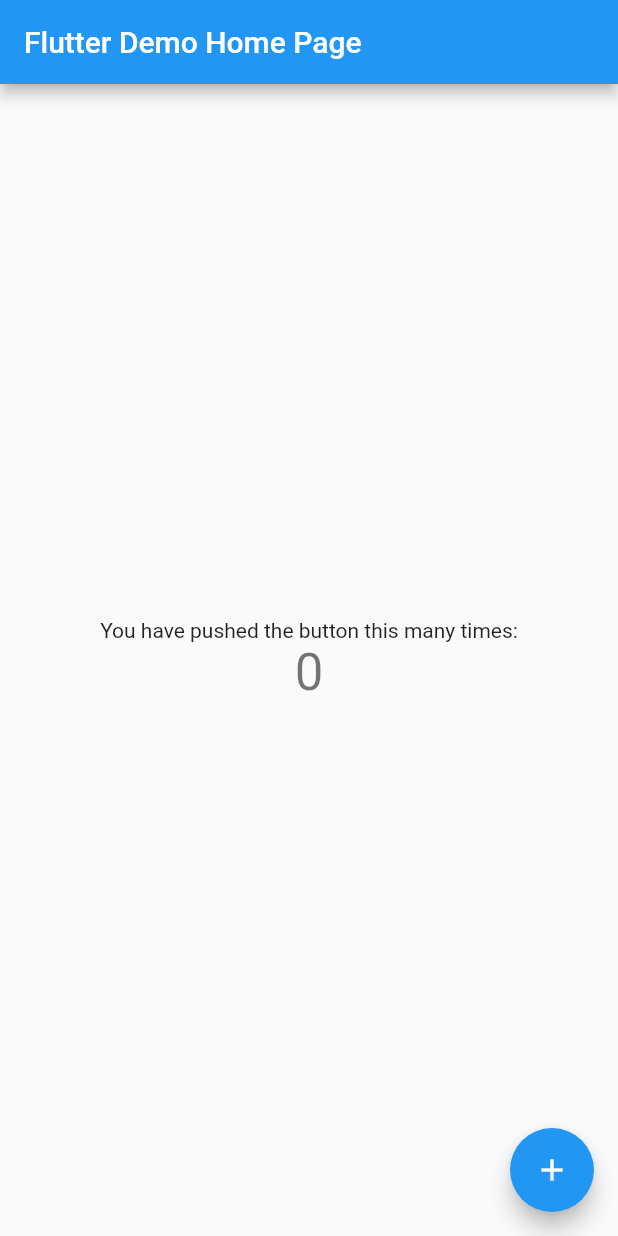
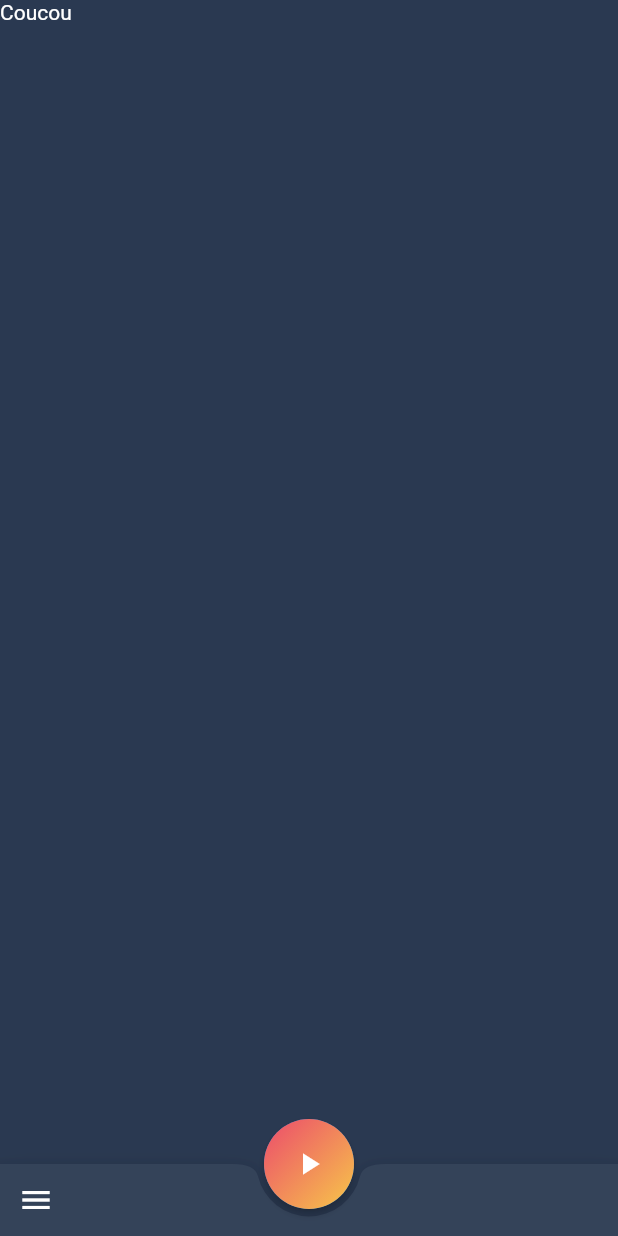
Before and after one commit to pchevilley/metronome, a Flutter app: the screen it shows after launch, on a phone screen of 412 x 824 dp. Run offline on Flutter 3.47's test engine with Material 2 defaults, Android fonts, the phone set to English and light mode, and no system bars.

Commit message:
setup theme and bottom app bar

```diff
--- a/lib/main.dart
+++ b/lib/main.dart
@@ -1,117 +1,42 @@
 import 'package:flutter/material.dart';
-
-void main() {
-  runApp(MyApp());
+import 'package:metronome/metronome_page.dart';
+import 'package:metronome/playButton.dart';
+void main(){
+  runApp(App());
 }
 
-class MyApp extends StatelessWidget {
-  // This widget is the root of your application.
+class App extends StatelessWidget {
   @override
   Widget build(BuildContext context) {
     return MaterialApp(
-      title: 'Flutter Demo',
-      theme: ThemeData(
-        // This is the theme of your application.
-        //
-        // Try running your application with "flutter run". You'll see the
-        // application has a blue toolbar. Then, without quitting the app, try
-        // changing the primarySwatch below to Colors.green and then invoke
-        // "hot reload" (press "r" in the console where you ran "flutter run",
-        // or simply save your changes to "hot reload" in a Flutter IDE).
-        // Notice that the counter didn't reset back to zero; the application
-        // is not restarted.
-        primarySwatch: Colors.blue,
-        // This makes the visual density adapt to the platform that you run
-        // the app on. For desktop platforms, the controls will be smaller and
-        // closer together (more dense) than on mobile platforms.
-        visualDensity: VisualDensity.adaptivePlatformDensity,
-      ),
-      home: MyHomePage(title: 'Flutter Demo Home Page'),
-    );
+        darkTheme: ThemeData(
+          scaffoldBackgroundColor: Color(0xff2A3951),
+          primaryColor: Colors.indigo[800],
+          accentColor: Colors.pinkAccent[400],
+          brightness: Brightness.dark,
+        ),
+        themeMode: ThemeMode.dark,
+        home: Scaffold(
+          body: Column(
+            children: [
+              MetronomePage()
+            ],
+          ),
+          floatingActionButton: PlayButton(),
+          floatingActionButtonLocation: FloatingActionButtonLocation.centerDocked,
+          bottomNavigationBar: BottomAppBar(
+            shape: CircularNotchedRectangle(),
+            color: Color(0xff344359),
+            notchMargin: 5.0,
+            child: Row(
+              mainAxisSize: MainAxisSize.max,
+              mainAxisAlignment: MainAxisAlignment.spaceBetween,
+              children: [
+                IconButton(icon: Icon(Icons.menu), onPressed: (){}),
+              ],
+            ),
+          ),
+        ),
+      );
   }
 }
-
-class MyHomePage extends StatefulWidget {
-  MyHomePage({Key key, this.title}) : super(key: key);
-
-  // This widget is the home page of your application. It is stateful, meaning
-  // that it has a State object (defined below) that contains fields that affect
-  // how it looks.
-
-  // This class is the configuration for the state. It holds the values (in this
-  // case the title) provided by the parent (in this case the App widget) and
-  // used by the build method of the State. Fields in a Widget subclass are
-  // always marked "final".
-
-  final String title;
-
-  @override
-  _MyHomePageState createState() => _MyHomePageState();
-}
-
-class _MyHomePageState extends State<MyHomePage> {
-  int _counter = 0;
-
-  void _incrementCounter() {
-    setState(() {
-      // This call to setState tells the Flutter framework that something has
-      // changed in this State, which causes it to rerun the build method below
-      // so that the display can reflect the updated values. If we changed
-      // _counter without calling setState(), then the build method would not be
-      // called again, and so nothing would appear to happen.
-      _counter++;
-    });
-  }
-
-  @override
-  Widget build(BuildContext context) {
-    // This method is rerun every time setState is called, for instance as done
-    // by the _incrementCounter method above.
-    //
-    // The Flutter framework has been optimized to make rerunning build methods
-    // fast, so that you can just rebuild anything that needs updating rather
-    // than having to individually change instances of widgets.
-    return Scaffold(
-      appBar: AppBar(
-        // Here we take the value from the MyHomePage object that was created by
-        // the App.build method, and use it to set our appbar title.
-        title: Text(widget.title),
-      ),
-      body: Center(
-        // Center is a layout widget. It takes a single child and positions it
-        // in the middle of the parent.
-        child: Column(
-          // Column is also a layout widget. It takes a list of children and
-          // arranges them vertically. By default, it sizes itself to fit its
-          // children horizontally, and tries to be as tall as its parent.
-          //
-          // Invoke "debug painting" (press "p" in the console, choose the
-          // "Toggle Debug Paint" action from the Flutter Inspector in Android
-          // Studio, or the "Toggle Debug Paint" command in Visual Studio Code)
-          // to see the wireframe for each widget.
-          //
-          // Column has various properties to control how it sizes itself and
-          // how it positions its children. Here we use mainAxisAlignment to
-          // center the children vertically; the main axis here is the vertical
-          // axis because Columns are vertical (the cross axis would be
-          // horizontal).
-          mainAxisAlignment: MainAxisAlignment.center,
-          children: <Widget>[
-            Text(
-              'You have pushed the button this many times:',
-            ),
-            Text(
-              '$_counter',
-              style: Theme.of(context).textTheme.headline4,
-            ),
-          ],
-        ),
-      ),
-      floatingActionButton: FloatingActionButton(
-        onPressed: _incrementCounter,
-        tooltip: 'Increment',
-        child: Icon(Icons.add),
-      ), // This trailing comma makes auto-formatting nicer for build methods.
-    );
-  }
-}
--- /dev/null
+++ b/lib/metronome_page.dart
@@ -0,0 +1,14 @@
+import 'package:flutter/cupertino.dart';
+
+class MetronomePage extends StatelessWidget {
+  const MetronomePage({Key key}) : super(key: key);
+
+  @override
+  Widget build(BuildContext context) {
+    return Container(
+      child: Text(
+        "Coucou"
+      ),
+    );
+  }
+}
--- /dev/null
+++ b/lib/playButton.dart
@@ -0,0 +1,33 @@
+import 'package:flutter/material.dart';
+
+class PlayButton extends StatelessWidget {
+  const PlayButton({Key key}) : super(key: key);
+
+  @override
+  Widget build(BuildContext context) {
+    return Container(
+      height: 60,
+      width: 60,
+      child: RaisedButton(
+        onPressed: () {},
+        shape: RoundedRectangleBorder(borderRadius: BorderRadius.circular(80.0)),
+        padding: EdgeInsets.all(0.0),
+        child: Ink(
+          decoration: BoxDecoration(
+              gradient: LinearGradient(
+                colors: [Color(0xffEC4B6C), Color(0xffF7C749)],
+                begin: Alignment.topLeft,
+                end: Alignment.bottomRight,
+              ),
+              borderRadius: BorderRadius.circular(30.0)
+          ),
+          child: Container(
+            constraints: BoxConstraints(maxWidth: 300.0, minHeight: 50.0),
+            alignment: Alignment.center,
+            child: Icon(Icons.play_arrow)
+          ),
+        ),
+      ),
+    );
+  }
+}
```
Also changed, not shown: 1 other file.
